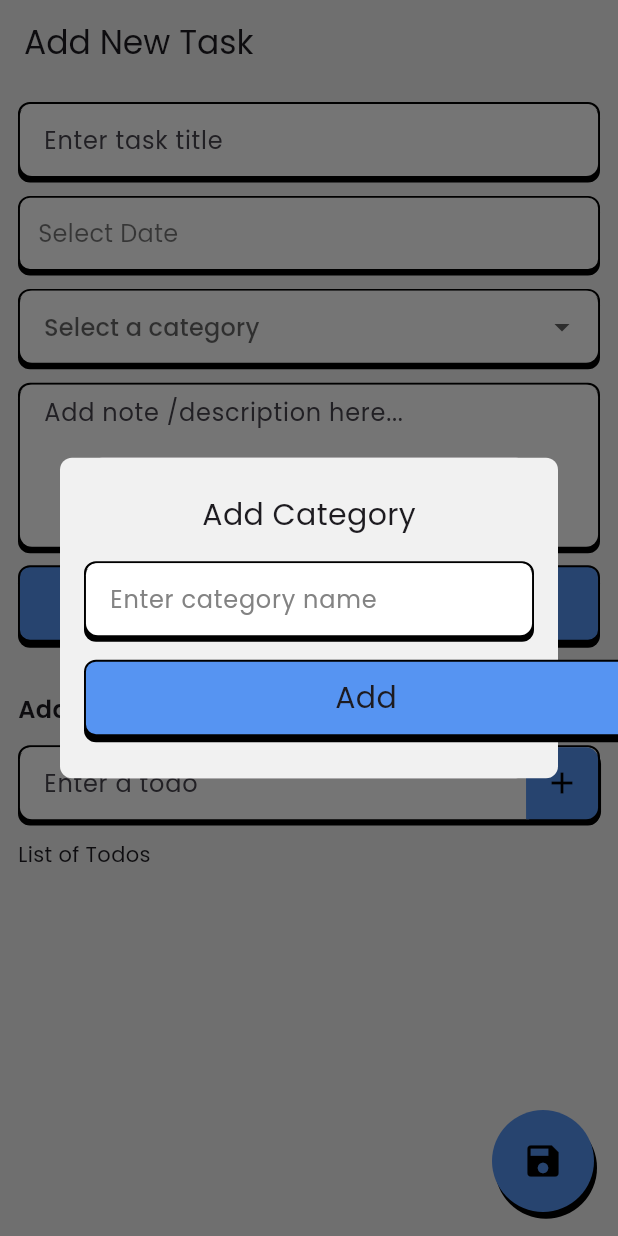
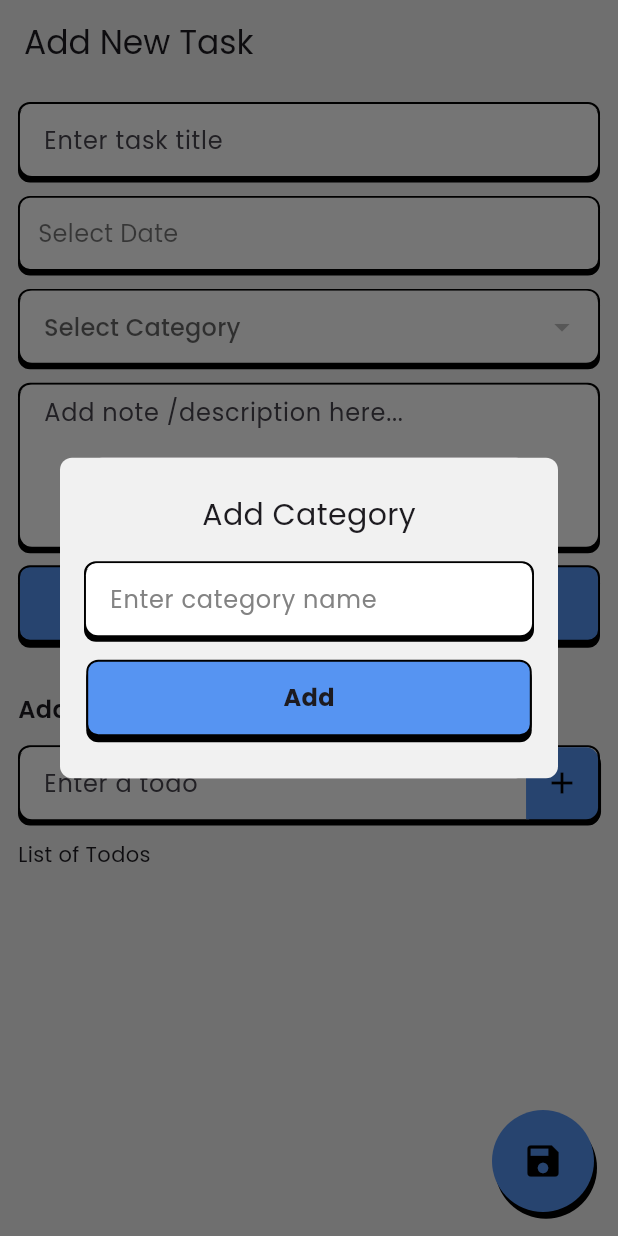
Before and after one commit to faatikhriziq/donezo, a Flutter app: the TaskFormPage screen opened by its route, after a tap on "Add Category", on a phone screen of 412 x 824 dp. Run offline on Flutter 3.47's test engine with Material 3 defaults, Android fonts, the phone set to English and light mode, and no system bars; our stand-ins replace bloc, calendar_date_picker2, cloud_firestore, equatable, firebase_auth, firebase_core and 8 more; accounts and stored records are empty.

Commit message:
feat(task):create add category feature

```diff
--- a/lib/core/widgets/app_dropdown.dart
+++ b/lib/core/widgets/app_dropdown.dart
@@ -1,7 +1,11 @@
 import 'package:flutter/material.dart';
 
 class AppDropdownFormField extends StatelessWidget {
-  const AppDropdownFormField({super.key});
+  final Function(String?)? onChanged;
+  final List<DropdownMenuItem<String>>? items;
+  final String? hint;
+  const AppDropdownFormField(
+      {super.key, this.onChanged, this.items, this.hint});
 
   @override
   Widget build(BuildContext context) {
@@ -22,34 +26,17 @@ class AppDropdownFormField extends StatelessWidget {
       child: DropdownButtonFormField(
           dropdownColor: Colors.white,
           itemHeight: 48,
-          hint: const Text('Select a category'),
+          hint: Text(hint ?? 'Select'),
           decoration: InputDecoration(
             fillColor: Colors.white,
             filled: true,
-            hintText: 'Enter task category',
             border: OutlineInputBorder(
               borderSide: BorderSide.none,
               borderRadius: BorderRadius.circular(8),
             ),
             contentPadding: const EdgeInsets.only(left: 12),
           ),
-          items: [
-            DropdownMenuItem(
-              child: Text('Item 1'),
-              value: '1',
-              alignment: Alignment.center,
-            ),
-            DropdownMenuItem(
-              child: Text('Item 2'),
-              value: '2',
-              alignment: Alignment.center,
-            ),
-            DropdownMenuItem(
-              child: Text('Item 3'),
-              value: '3',
-              alignment: Alignment.center,
-            ),
-          ],
+          items: items,
           onChanged: (value) {}),
     );
   }
--- a/lib/src/task_management/data/repositories/task_repository_impl.dart
+++ b/lib/src/task_management/data/repositories/task_repository_impl.dart
@@ -8,12 +8,13 @@ import '../datasources/task_datasource.dart';
 class TaskRepositoryImpl implements TaskRepository {
   final TaskDatasource _taskDatasource;
 
-  TaskRepositoryImpl({required TaskDatasource taskDatasource}) : _taskDatasource = taskDatasource;
+  TaskRepositoryImpl({required TaskDatasource taskDatasource})
+      : _taskDatasource = taskDatasource;
 
   @override
-  Future<DataState<String>> addCategory(String name) async{
+  Future<DataState<String>> addCategory(String name) async {
     try {
-      final result = await _taskDatasource.addCategory(name);
+      await _taskDatasource.addCategory(name);
       return DataState.success(name);
     } catch (e) {
       return DataState.error('Failed to add category : $e');
@@ -31,5 +32,4 @@ class TaskRepositoryImpl implements TaskRepository {
     // TODO: implement addTodoTask
     throw UnimplementedError();
   }
-
 }
--- a/lib/src/task_management/presentation/bloc/task_form/task_form_bloc.dart
+++ b/lib/src/task_management/presentation/bloc/task_form/task_form_bloc.dart
@@ -1,5 +1,6 @@
 // ignore_for_file: public_member_api_docs, sort_constructors_first
 
+import 'package:cloud_firestore/cloud_firestore.dart';
 import 'package:equatable/equatable.dart';
 
 import 'package:donezo/src/task_management/domain/usecases/add_category_use_case.dart';
@@ -12,6 +13,7 @@ part 'task_form_state.dart';
 
 class TaskFormBloc extends Bloc<TaskFormEvent, TaskFormState> {
   final AddCategoryUseCase addCategoryUseCase;
+
   TaskFormBloc({required this.addCategoryUseCase}) : super(TaskFormInitial()) {
     on<TaskFormAddCategory>((event, emit) {
       emit(TaskFormAddCategoryLoading());
@@ -22,5 +24,19 @@ class TaskFormBloc extends Bloc<TaskFormEvent, TaskFormState> {
         emit(const TaskFormAddCategoryError("Failed to add category"));
       }
     });
+
+    on<TaskFormGetCategories>((event, emit) async {
+      emit(TaskFormCategoryLoading());
+      CollectionReference categories =
+          FirebaseFirestore.instance.collection('categories');
+      final result = await categories.get();
+      if (result.docs.isNotEmpty) {
+        final List<String> categoryList =
+            result.docs.map((e) => e['name'].toString()).toList();
+        emit(TaskFormCategorySuccess(categoryList));
+      } else {
+        emit(const TaskFormCategoryError("Failed to get categories"));
+      }
+    });
   }
 }
--- a/lib/src/task_management/presentation/bloc/task_form/task_form_event.dart
+++ b/lib/src/task_management/presentation/bloc/task_form/task_form_event.dart
@@ -5,8 +5,6 @@ sealed class TaskFormEvent extends Equatable {
 
   @override
   List<Object> get props => [];
-
-
 }
 
 class TaskFormAddCategory extends TaskFormEvent {
@@ -17,3 +15,5 @@ class TaskFormAddCategory extends TaskFormEvent {
   @override
   List<Object> get props => [category];
 }
+
+class TaskFormGetCategories extends TaskFormEvent {}
--- a/lib/src/task_management/presentation/bloc/task_form/task_form_state.dart
+++ b/lib/src/task_management/presentation/bloc/task_form/task_form_state.dart
@@ -21,3 +21,23 @@ final class TaskFormAddCategoryError extends TaskFormState {
   @override
   List<Object> get props => [message];
 }
+
+final class TaskFormCategoryLoading extends TaskFormState {}
+
+final class TaskFormCategorySuccess extends TaskFormState {
+  final List<String> categories;
+
+  const TaskFormCategorySuccess(this.categories);
+
+  @override
+  List<Object> get props => [categories];
+}
+
+final class TaskFormCategoryError extends TaskFormState {
+  final String message;
+
+  const TaskFormCategoryError(this.message);
+
+  @override
+  List<Object> get props => [message];
+}
--- a/lib/src/task_management/presentation/pages/task_form_page.dart
+++ b/lib/src/task_management/presentation/pages/task_form_page.dart
@@ -1,8 +1,11 @@
+import 'dart:developer';
+
 import 'package:calendar_date_picker2/calendar_date_picker2.dart';
 import 'package:donezo/config/theme/app_color.dart';
 import 'package:donezo/core/widgets/app_button.dart';
 import 'package:donezo/core/widgets/app_dropdown.dart';
 import 'package:donezo/src/task_management/presentation/bloc/add_todo/add_todo_bloc.dart';
+import 'package:donezo/src/task_management/presentation/bloc/task_form/task_form_bloc.dart';
 import 'package:donezo/src/task_management/presentation/widgets/add_category_dialog.dart';
 import 'package:flutter/foundation.dart';
 import 'package:flutter/material.dart';
@@ -20,16 +23,18 @@ class TaskFormPage extends StatefulWidget {
 
 class _TaskFormPageState extends State<TaskFormPage> {
   TextEditingController todoController = TextEditingController();
+  TextEditingController addCategoryFormController = TextEditingController();
+  List<String> categories = [];
 
   FocusNode todoFocusNode = FocusNode();
   List<DateTime?> _singleDatePickerValueWithDefaultValue = [];
 
   @override
   void initState() {
+    super.initState();
     todoController = TextEditingController();
     todoFocusNode = FocusNode();
-
-    super.initState();
+    context.read<TaskFormBloc>().add(TaskFormGetCategories());
   }
 
   @override
@@ -41,6 +46,7 @@ class _TaskFormPageState extends State<TaskFormPage> {
 
   @override
   Widget build(BuildContext context) {
+    log("TaskFormPage build");
     return Scaffold(
       appBar: AppBar(
         title: const Text('Add New Task'),
@@ -83,7 +89,26 @@ class _TaskFormPageState extends State<TaskFormPage> {
                   const SizedBox(height: 12),
                   _buildCalendarDialogButton(),
                   const SizedBox(height: 12),
-                  AppDropdownFormField(),
+                  BlocListener<TaskFormBloc, TaskFormState>(
+                    listener: (context, state) {
+                      if (state is TaskFormCategorySuccess) {
+                        categories = state.categories;
+                      }
+                    },
+                    child: AppDropdownFormField(
+                      hint: 'Select Category',
+                      items: categories
+                          .map(
+                            (e) => DropdownMenuItem(
+                              value: e,
+                              alignment: Alignment.center,
+                              child: Text(e),
+                            ),
+                          )
+                          .toList(),
+                      onChanged: (value) {},
+                    ),
+                  ),
                   const SizedBox(height: 12),
                   Container(
                     decoration: BoxDecoration(
@@ -110,13 +135,16 @@ class _TaskFormPageState extends State<TaskFormPage> {
                           borderSide: BorderSide.none,
                           borderRadius: BorderRadius.circular(8),
                         ),
-                        contentPadding: const EdgeInsets.only(left: 12, top: 12),
+                        contentPadding:
+                            const EdgeInsets.only(left: 12, top: 12),
                       ),
                     ),
                   ),
                   const SizedBox(height: 12),
                   AppButton(
-                    width: kIsWeb ? ContainerWidthInherited.of(context).containerWidth : null,
+                    width: kIsWeb
+                        ? ContainerWidthInherited.of(context).containerWidth
+                        : null,
                     child: const Text(
                       'Add Category',
                       style: TextStyle(
@@ -128,13 +156,31 @@ class _TaskFormPageState extends State<TaskFormPage> {
                       showDialog(
                         context: context,
                         builder: (context) {
-                          return const AddCategoryDialog();
+                          return AddCategoryDialog(
+                            controller: addCategoryFormController,
+                            onTap: () {
+                              if (addCategoryFormController.text.isNotEmpty) {
+                                context
+                                    .read<TaskFormBloc>()
+                                    .add(TaskFormAddCategory(
+                                      addCategoryFormController.text,
+                                    ));
+                                addCategoryFormController.clear();
+                                context
+                                    .read<TaskFormBloc>()
+                                    .add(TaskFormGetCategories());
+                                Navigator.of(context).pop();
+                              }
+                            },
+                          );
                         },
                       );
                     },
                   ),
                   const SizedBox(height: 30),
-                  const Text('Add Todo List', style: TextStyle(fontSize: 16, fontWeight: FontWeight.w600)),
+                  const Text('Add Todo List',
+                      style:
+                          TextStyle(fontSize: 16, fontWeight: FontWeight.w600)),
                   const SizedBox(height: 12),
                   Container(
                     decoration: BoxDecoration(
@@ -153,7 +199,9 @@ class _TaskFormPageState extends State<TaskFormPage> {
                     child: TextFormField(
                       onFieldSubmitted: (value) {
                         if (value.isNotEmpty) {
-                          context.read<AddTodoListBloc>().add(AddTodoStoreToListEvent(todo: todoController.text));
+                          context.read<AddTodoListBloc>().add(
+                              AddTodoStoreToListEvent(
+                                  todo: todoController.text));
                           todoController.clear();
                           todoFocusNode.requestFocus();
                         }
@@ -172,7 +220,9 @@ class _TaskFormPageState extends State<TaskFormPage> {
                         suffixIcon: GestureDetector(
                           onTap: () {
                             if (todoController.text.isNotEmpty) {
-                              context.read<AddTodoListBloc>().add(AddTodoStoreToListEvent(todo: todoController.text));
+                              context.read<AddTodoListBloc>().add(
+                                  AddTodoStoreToListEvent(
+                                      todo: todoController.text));
                               todoController.clear();
                             }
                           },
@@ -180,7 +230,9 @@ class _TaskFormPageState extends State<TaskFormPage> {
                             padding: const EdgeInsets.all(12),
                             decoration: const BoxDecoration(
                               color: AppColor.primary,
-                              borderRadius: BorderRadius.horizontal(right: Radius.circular(8), left: Radius.circular(0)),
+                              borderRadius: BorderRadius.horizontal(
+                                  right: Radius.circular(8),
+                                  left: Radius.circular(0)),
                               boxShadow: [
                                 BoxShadow(
                                   color: Colors.black,
@@ -200,7 +252,8 @@ class _TaskFormPageState extends State<TaskFormPage> {
                   const SizedBox(height: 12),
                   const Text('List of Todos'),
                   const SizedBox(height: 12),
-                  BlocBuilder<AddTodoListBloc, AddTodoState>(builder: (context, state) {
+                  BlocBuilder<AddTodoListBloc, AddTodoState>(
+                      builder: (context, state) {
                     if (state is AddTodoInitial) {
                       return Column(
                         children: List<Widget>.generate(
@@ -257,8 +310,10 @@ class _TaskFormPageState extends State<TaskFormPage> {
   }
 
   _buildCalendarDialogButton() {
-    const dayTextStyle = TextStyle(color: Colors.black, fontWeight: FontWeight.w700);
-    final weekendTextStyle = TextStyle(color: Colors.grey[500], fontWeight: FontWeight.w600);
+    const dayTextStyle =
+        TextStyle(color: Colors.black, fontWeight: FontWeight.w700);
+    final weekendTextStyle =
+        TextStyle(color: Colors.grey[500], fontWeight: FontWeight.w600);
     final anniversaryTextStyle = TextStyle(
       color: Colors.red[400],
       fontWeight: FontWeight.w700,
@@ -285,7 +340,8 @@ class _TaskFormPageState extends State<TaskFormPage> {
       selectedDayTextStyle: dayTextStyle.copyWith(color: Colors.white),
       dayTextStylePredicate: ({required date}) {
         TextStyle? textStyle;
-        if (date.weekday == DateTime.saturday || date.weekday == DateTime.sunday) {
+        if (date.weekday == DateTime.saturday ||
+            date.weekday == DateTime.sunday) {
           textStyle = weekendTextStyle;
         }
         if (DateUtils.isSameDay(date, DateTime(2021, 1, 25))) {
@@ -320,7 +376,9 @@ class _TaskFormPageState extends State<TaskFormPage> {
                       width: 4,
                       decoration: BoxDecoration(
                         borderRadius: BorderRadius.circular(5),
-                        color: isSelected == true ? Colors.white : Colors.grey[500],
+                        color: isSelected == true
+                            ? Colors.white
+                            : Colors.grey[500],
                       ),
                     ),
                   ),
@@ -451,15 +509,24 @@ class _TaskFormPageState extends State<TaskFormPage> {
     CalendarDatePicker2Type datePickerType,
     List<DateTime?> values,
   ) {
-    values = values.map((e) => e != null ? DateUtils.dateOnly(e) : null).toList();
-    var valueText = (values.isNotEmpty ? values[0] : null).toString().replaceAll('00:00:00.000', '');
+    values =
+        values.map((e) => e != null ? DateUtils.dateOnly(e) : null).toList();
+    var valueText = (values.isNotEmpty ? values[0] : null)
+        .toString()
+        .replaceAll('00:00:00.000', '');
 
     if (datePickerType == CalendarDatePicker2Type.multi) {
-      valueText = values.isNotEmpty ? values.map((v) => v.toString().replaceAll('00:00:00.000', '')).join(', ') : 'null';
+      valueText = values.isNotEmpty
+          ? values
+              .map((v) => v.toString().replaceAll('00:00:00.000', ''))
+              .join(', ')
+          : 'null';
     } else if (datePickerType == CalendarDatePicker2Type.range) {
       if (values.isNotEmpty) {
         final startDate = values[0].toString().replaceAll('00:00:00.000', '');
-        final endDate = values.length > 1 ? values[1].toString().replaceAll('00:00:00.000', '') : 'null';
+        final endDate = values.length > 1
+            ? values[1].toString().replaceAll('00:00:00.000', '')
+            : 'null';
         valueText = '$startDate to $endDate';
       } else {
         return 'null';
--- a/lib/src/task_management/presentation/widgets/add_category_dialog.dart
+++ b/lib/src/task_management/presentation/widgets/add_category_dialog.dart
@@ -4,36 +4,24 @@ import 'package:donezo/core/widgets/common_text_field.dart';
 import 'package:flutter/material.dart';
 
 class AddCategoryDialog extends StatefulWidget {
-  const AddCategoryDialog({super.key});
+  final Function() onTap;
+  final TextEditingController controller;
+  const AddCategoryDialog(
+      {super.key, required this.onTap, required this.controller});
 
   @override
   State<AddCategoryDialog> createState() => _AddCategoryDialogState();
 }
 
 class _AddCategoryDialogState extends State<AddCategoryDialog> {
-  TextEditingController controller = TextEditingController();
-  FocusNode focusNode = FocusNode();
-
-  @override
-  void initState() {
-    controller = TextEditingController();
-    focusNode = FocusNode();
-    super.initState();
-  }
-
-  @override
-  void dispose() {
-    controller.dispose();
-    focusNode.dispose();
-    super.dispose();
-  }
-
   @override
   Widget build(BuildContext context) {
     return Dialog(
       child: LayoutBuilder(builder: (context, constraints) {
         return Container(
-          width: MediaQuery.of(context).size.width > 600 ? 410.0 : MediaQuery.of(context).size.width,
+          width: MediaQuery.of(context).size.width > 600
+              ? 410.0
+              : MediaQuery.of(context).size.width,
           decoration: BoxDecoration(
             borderRadius: BorderRadius.circular(8),
             color: AppColor.scaffoldBackground,
@@ -46,13 +34,16 @@ class _AddCategoryDialogState extends State<AddCategoryDialog> {
               const SizedBox(height: 16),
               CommonTextField(
                 hintText: 'Enter category name',
-                controller: controller,
+                controller: widget.controller,
               ),
               const SizedBox(height: 16),
               AppButton(
-                width: MediaQuery.of(context).size.width > 600 ? 410.0 - 12 : MediaQuery.of(context).size.width - 12,
-                child: const Text('Add', style: TextStyle(fontSize: 20)),
-                onTap: () {},
+                width: constraints.maxWidth - 11,
+                child: const Text(
+                  'Add',
+                  style: TextStyle(fontSize: 16, fontWeight: FontWeight.bold),
+                ),
+                onTap: widget.onTap,
               ),
             ],
           ),
```
Also changed, not shown: pubspec.lock.
